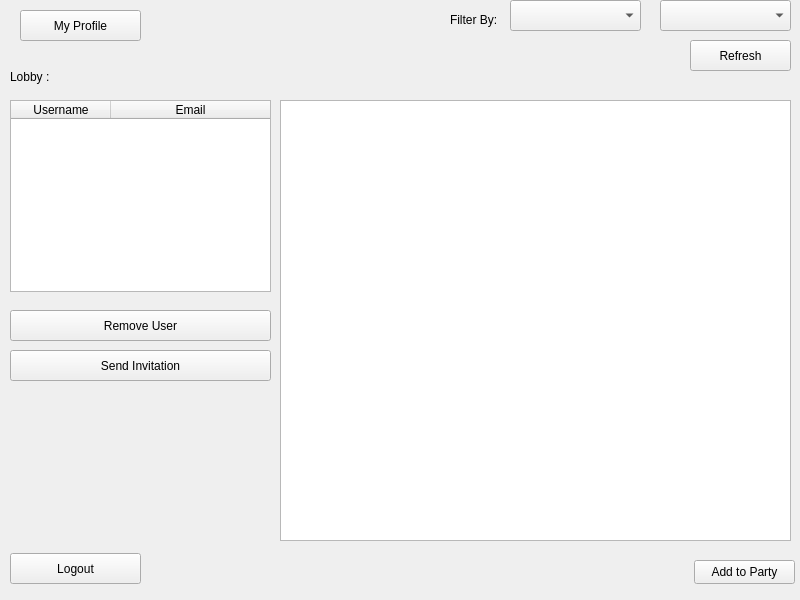
Qt form TeamFinder/mainscreen.ui (TeamUp-Bummers/TeamFinder) before a commit.
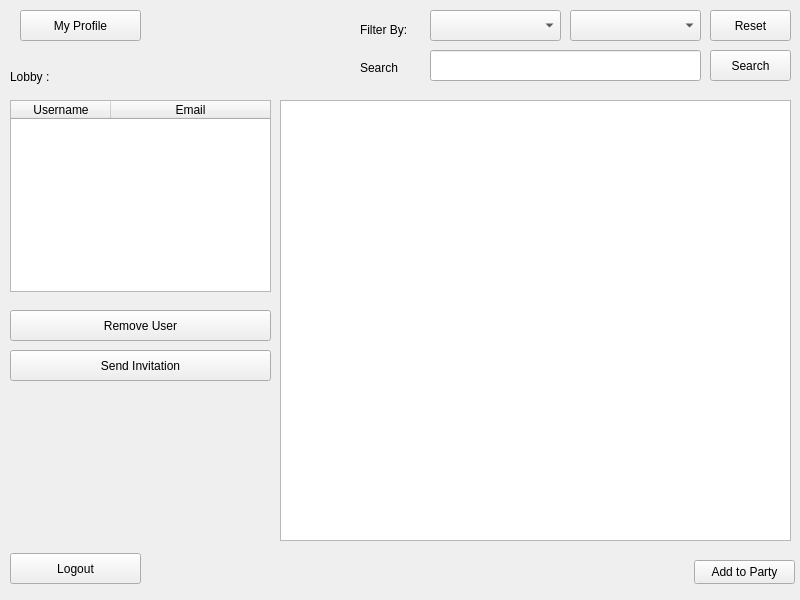
The same form after that commit.

Commit message: Implement Search Feature

```diff
--- a/TeamFinder/mainscreen.ui
+++ b/TeamFinder/mainscreen.ui
@@ -73,21 +73,21 @@
    <widget class="QPushButton" name="pushButton_3">
     <property name="geometry">
      <rect>
-      <x>690</x>
-      <y>40</y>
-      <width>101</width>
+      <x>710</x>
+      <y>10</y>
+      <width>81</width>
       <height>31</height>
      </rect>
     </property>
     <property name="text">
-     <string>Refresh</string>
+     <string>Reset</string>
     </property>
    </widget>
    <widget class="QComboBox" name="game">
     <property name="geometry">
      <rect>
-      <x>510</x>
-      <y>0</y>
+      <x>430</x>
+      <y>10</y>
       <width>131</width>
       <height>31</height>
      </rect>
@@ -99,8 +99,8 @@
    <widget class="QComboBox" name="rank">
     <property name="geometry">
      <rect>
-      <x>660</x>
-      <y>0</y>
+      <x>570</x>
+      <y>10</y>
       <width>131</width>
       <height>31</height>
      </rect>
@@ -203,8 +203,8 @@
    <widget class="QLabel" name="label_2">
     <property name="geometry">
      <rect>
-      <x>450</x>
-      <y>10</y>
+      <x>360</x>
+      <y>20</y>
       <width>101</width>
       <height>20</height>
      </rect>
@@ -229,6 +229,42 @@
      <string>Send Invitation</string>
     </property>
    </widget>
+   <widget class="QLineEdit" name="lineEdit">
+    <property name="geometry">
+     <rect>
+      <x>430</x>
+      <y>50</y>
+      <width>271</width>
+      <height>31</height>
+     </rect>
+    </property>
+   </widget>
+   <widget class="QLabel" name="label_3">
+    <property name="geometry">
+     <rect>
+      <x>360</x>
+      <y>60</y>
+      <width>49</width>
+      <height>16</height>
+     </rect>
+    </property>
+    <property name="text">
+     <string>Search</string>
+    </property>
+   </widget>
+   <widget class="QPushButton" name="pushButton_4">
+    <property name="geometry">
+     <rect>
+      <x>710</x>
+      <y>50</y>
+      <width>81</width>
+      <height>31</height>
+     </rect>
+    </property>
+    <property name="text">
+     <string>Search</string>
+    </property>
+   </widget>
   </widget>
  </widget>
  <resources/>
```
The commit also changes 3 other files.
